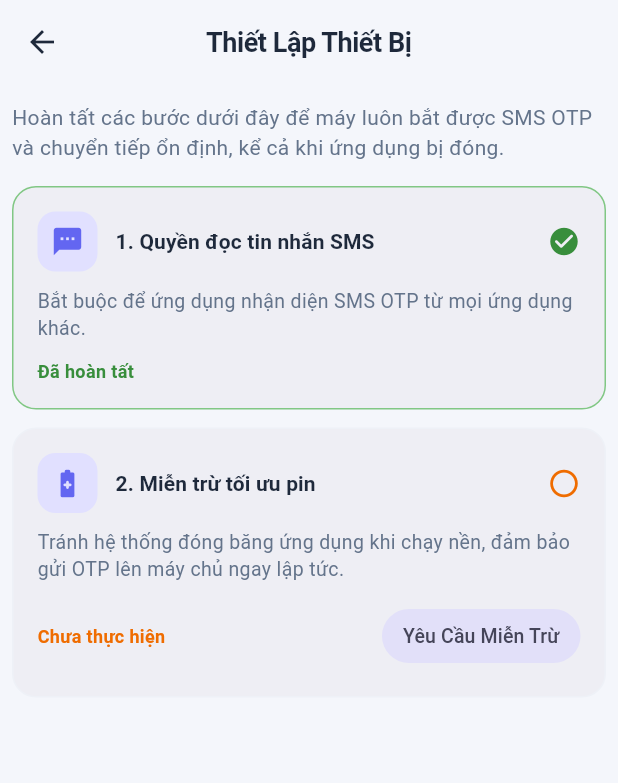
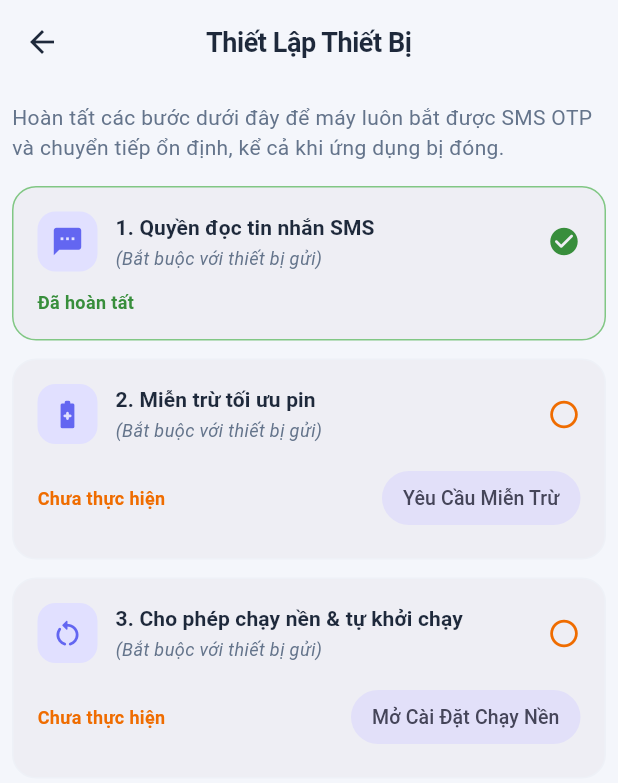
Before and after one commit to vubaochau-coder/sms_navigator, a Flutter app: the screen it shows after launch, after a tap on the "settings" icon, on a phone screen of 412 x 824 dp. Shown: the top 783 px of the screen. Run offline on Flutter 3.47's test engine with Material 3 defaults, Android fonts, the phone set to English and light mode, and no system bars; drawn by our look-alikes of toastification; our stand-ins replace bloc_concurrency, dio, equatable, firebase_analytics, firebase_core, firebase_crashlytics and 8 more; missing offline and left inert: cryptography, mobile_scanner; accounts and stored records are empty; network calls fail.

Commit message:
feat(device): refine checklist UI, add Samsung autostart support, and implement permission prompt dialog

```diff
--- a/lib/features/device/data/services/device_setup_service.dart
+++ b/lib/features/device/data/services/device_setup_service.dart
@@ -14,12 +14,15 @@ abstract class DeviceSetupService {
   Future<bool> openAutostartSettings();
   Future<bool> isAutostartAcknowledged();
   Future<bool> acknowledgeAutostart();
+  Future<bool> shouldPromptSmsPermission();
+  Future<bool> setDontPromptDeviceSetup();
 }
 
 class DeviceSetupServiceImpl implements DeviceSetupService {
   final NativeRelayService nativeRelayService;
 
   static const String _keyAutostartAck = 'device_setup_autostart_ack';
+  static const String _keyDontPrompt = 'device_setup_dont_prompt_dialog';
 
   DeviceSetupServiceImpl({required this.nativeRelayService});
 
@@ -121,4 +124,37 @@ class DeviceSetupServiceImpl implements DeviceSetupService {
       return false;
     }
   }
+
+  @override
+  Future<bool> shouldPromptSmsPermission() async {
+    try {
+      final prefs = await SharedPreferences.getInstance();
+      if (prefs.getBool(_keyDontPrompt) == true) return false;
+
+      final granted = await isSmsPermissionGranted();
+      if (granted) return false;
+
+      final config = await nativeRelayService.getRelayConfig();
+      final pairId = config['pairId']?.toString() ?? '';
+      final isSenderActive = config['isRelayEnabled'] == true && pairId.isNotEmpty;
+      if (isSenderActive) return true;
+
+      final isReceiverPaired =
+          (prefs.getString('receiver_pair_id') ?? '').isNotEmpty;
+      return !isReceiverPaired;
+    } catch (_) {
+      return false;
+    }
+  }
+
+  @override
+  Future<bool> setDontPromptDeviceSetup() async {
+    try {
+      final prefs = await SharedPreferences.getInstance();
+      await prefs.setBool(_keyDontPrompt, true);
+      return true;
+    } catch (_) {
+      return false;
+    }
+  }
 }
--- a/lib/features/device/presentation/bloc/device_setup_bloc.dart
+++ b/lib/features/device/presentation/bloc/device_setup_bloc.dart
@@ -27,6 +27,10 @@ class DeviceSetupBloc extends Bloc<DeviceSetupEvent, DeviceSetupState> {
       _onAutostartAcknowledged,
       transformer: droppable(),
     );
+    on<DeviceSetupDontPromptDismissed>(
+      _onDontPromptDismissed,
+      transformer: droppable(),
+    );
   }
 
   Future<void> _onStarted(
@@ -40,6 +44,7 @@ class DeviceSetupBloc extends Bloc<DeviceSetupEvent, DeviceSetupState> {
       repository.isBatteryOptimizationIgnored(),
       repository.getAggressiveRomInfo(),
       repository.isAutostartAcknowledged(),
+      repository.shouldPromptSmsPermission(),
     ]);
     final romInfo = results[3] as Map<String, dynamic>;
     emit(
@@ -51,6 +56,7 @@ class DeviceSetupBloc extends Bloc<DeviceSetupEvent, DeviceSetupState> {
         isAggressiveRom: romInfo['isAggressive'] == true,
         oemName: romInfo['oem']?.toString(),
         autostartAcknowledged: results[4] as bool,
+        smsPromptNeeded: results[5] as bool,
       ),
     );
   }
@@ -106,4 +112,12 @@ class DeviceSetupBloc extends Bloc<DeviceSetupEvent, DeviceSetupState> {
       emit(state.copyWith(autostartAcknowledged: true));
     }
   }
+
+  Future<void> _onDontPromptDismissed(
+    DeviceSetupDontPromptDismissed event,
+    Emitter<DeviceSetupState> emit,
+  ) async {
+    await repository.setDontPromptDeviceSetup();
+    emit(state.copyWith(smsPromptNeeded: false));
+  }
 }
--- a/lib/features/device/presentation/bloc/device_setup_event.dart
+++ b/lib/features/device/presentation/bloc/device_setup_event.dart
@@ -30,3 +30,7 @@ class DeviceSetupAutostartSettingsOpened extends DeviceSetupEvent {
 class DeviceSetupAutostartAcknowledged extends DeviceSetupEvent {
   const DeviceSetupAutostartAcknowledged();
 }
+
+class DeviceSetupDontPromptDismissed extends DeviceSetupEvent {
+  const DeviceSetupDontPromptDismissed();
+}
--- a/lib/features/device/presentation/bloc/device_setup_state.dart
+++ b/lib/features/device/presentation/bloc/device_setup_state.dart
@@ -9,6 +9,7 @@ class DeviceSetupState extends Equatable {
   final String? oemName;
   final bool autostartScreenOpened;
   final bool autostartAcknowledged;
+  final bool smsPromptNeeded;
 
   const DeviceSetupState({
     this.isLoading = false,
@@ -19,6 +20,7 @@ class DeviceSetupState extends Equatable {
     this.oemName,
     this.autostartScreenOpened = false,
     this.autostartAcknowledged = false,
+    this.smsPromptNeeded = false,
   });
 
   bool get isAllCriticalStepsDone =>
@@ -33,6 +35,7 @@ class DeviceSetupState extends Equatable {
     String? oemName,
     bool? autostartScreenOpened,
     bool? autostartAcknowledged,
+    bool? smsPromptNeeded,
   }) {
     return DeviceSetupState(
       isLoading: isLoading ?? this.isLoading,
@@ -44,6 +47,7 @@ class DeviceSetupState extends Equatable {
       oemName: oemName ?? this.oemName,
       autostartScreenOpened: autostartScreenOpened ?? this.autostartScreenOpened,
       autostartAcknowledged: autostartAcknowledged ?? this.autostartAcknowledged,
+      smsPromptNeeded: smsPromptNeeded ?? this.smsPromptNeeded,
     );
   }
 
@@ -57,5 +61,6 @@ class DeviceSetupState extends Equatable {
     oemName,
     autostartScreenOpened,
     autostartAcknowledged,
+    smsPromptNeeded,
   ];
 }
--- a/lib/features/device/presentation/pages/device_setup_checklist_page.dart
+++ b/lib/features/device/presentation/pages/device_setup_checklist_page.dart
@@ -60,6 +60,8 @@ class _DeviceSetupViewState extends State<_DeviceSetupView>
         return 'Vivo / iQOO (FuntouchOS)';
       case 'huawei':
         return 'Huawei / Honor (EMUI / HarmonyOS)';
+      case 'samsung':
+        return 'Samsung (One UI)';
       default:
         return 'thiết bị của bạn';
     }
@@ -92,8 +94,7 @@ class _DeviceSetupViewState extends State<_DeviceSetupView>
               _SetupStepCard(
                 icon: Icons.sms_rounded,
                 title: '1. Quyền đọc tin nhắn SMS',
-                description:
-                    'Bắt buộc để ứng dụng nhận diện SMS OTP từ mọi ứng dụng khác.',
+                subtitle: '(Bắt buộc với thiết bị gửi)',
                 status: _statusLabel(state.smsPermissionGranted),
                 isDone: state.smsPermissionGranted == true,
                 actionLabel: state.smsPermissionPermanentlyDenied
@@ -110,8 +111,7 @@ class _DeviceSetupViewState extends State<_DeviceSetupView>
               _SetupStepCard(
                 icon: Icons.battery_saver_rounded,
                 title: '2. Miễn trừ tối ưu pin',
-                description:
-                    'Tránh hệ thống đóng băng ứng dụng khi chạy nền, đảm bảo gửi OTP lên máy chủ ngay lập tức.',
+                subtitle: '(Bắt buộc với thiết bị gửi)',
                 status: _statusLabel(state.batteryUnrestricted),
                 isDone: state.batteryUnrestricted == true,
                 actionLabel: 'Yêu Cầu Miễn Trừ',
@@ -121,19 +121,21 @@ class _DeviceSetupViewState extends State<_DeviceSetupView>
                   );
                 },
               ),
-              if (state.isAggressiveRom) ...[
               _SetupStepCard(
                 icon: Icons.restart_alt_rounded,
-                  title: '3. Tự khởi chạy (Autostart) — $_oemDisplayName',
-                  description:
-                      'Bắt buộc trên $_oemDisplayName: cho phép ứng dụng được đánh thức khi có SMS đến dù đã bị đóng. Bật toggle "Tự khởi động / Autostart" cho SMS Navigator trong màn hình tiếp theo, sau đó quay lại đây và xác nhận.',
+                title: state.isAggressiveRom
+                    ? '3. Tự khởi chạy (Autostart) — $_oemDisplayName'
+                    : '3. Cho phép chạy nền & tự khởi chạy',
+                subtitle: '(Bắt buộc với thiết bị gửi)',
                 status: state.autostartAcknowledged
                     ? 'Đã hoàn tất'
                     : (state.autostartScreenOpened
                         ? 'Đang chờ xác nhận'
                         : 'Chưa thực hiện'),
                 isDone: state.autostartAcknowledged,
-                  actionLabel: 'Mở Cài Đặt Autostart',
+                actionLabel: state.isAggressiveRom
+                    ? 'Mở Cài Đặt Autostart'
+                    : 'Mở Cài Đặt Chạy Nền',
                 doneActionLabel: 'Mở Lại Cài Đặt',
                 onAction: () {
                   context.read<DeviceSetupBloc>().add(
@@ -150,7 +152,6 @@ class _DeviceSetupViewState extends State<_DeviceSetupView>
                   );
                 },
               ),
-              ],
               const SizedBox(height: 24),
             ],
           );
@@ -169,7 +170,7 @@ class _SetupStepCard extends StatelessWidget {
   const _SetupStepCard({
     required this.icon,
     required this.title,
-    required this.description,
+    required this.subtitle,
     required this.status,
     required this.isDone,
     required this.actionLabel,
@@ -181,7 +182,7 @@ class _SetupStepCard extends StatelessWidget {
 
   final IconData icon;
   final String title;
-  final String description;
+  final String subtitle;
   final String status;
   final bool? isDone;
   final String? actionLabel;
@@ -226,13 +227,28 @@ class _SetupStepCard extends StatelessWidget {
               ),
               const SizedBox(width: 12),
               Expanded(
-                child: Text(
+                child: Column(
+                  crossAxisAlignment: CrossAxisAlignment.start,
+                  children: [
+                    Text(
                       title,
                       style: theme.textTheme.titleSmall?.copyWith(
                         fontWeight: FontWeight.w700,
                       ),
                     ),
+                    const SizedBox(height: 2),
+                    Text(
+                      subtitle,
+                      style: TextStyle(
+                        fontSize: 12,
+                        fontStyle: FontStyle.italic,
+                        color: colorScheme.onSurfaceVariant,
                       ),
+                    ),
+                  ],
+                ),
+              ),
+              const SizedBox(width: 8),
               Icon(
                 isDone == true
                     ? Icons.check_circle_rounded
@@ -247,15 +263,6 @@ class _SetupStepCard extends StatelessWidget {
                         : pendingColor),
               ),
             ],
-          ),
-          const SizedBox(height: 10),
-          Text(
-            description,
-            style: TextStyle(
-              fontSize: 13,
-              height: 1.4,
-              color: colorScheme.onSurfaceVariant,
-            ),
           ),
           const SizedBox(height: 12),
           Row(
@@ -295,16 +302,15 @@ class _SetupStepCard extends StatelessWidget {
                   child: Text(actionLabel!, style: const TextStyle(fontSize: 13)),
                 ),
               if (doneActionLabel != null && isDone == true)
-                TextButton.icon(
+                FilledButton.tonal(
                   onPressed: onAction,
-                  icon: const Icon(Icons.open_in_new_rounded, size: 16),
-                  label: Text(
+                  style: FilledButton.styleFrom(
+                    padding: const EdgeInsets.symmetric(horizontal: 14),
+                    minimumSize: const Size(0, 36),
+                  ),
+                  child: Text(
                     doneActionLabel!,
                     style: const TextStyle(fontSize: 13),
-                  ),
-                  style: TextButton.styleFrom(
-                    padding: const EdgeInsets.symmetric(horizontal: 10),
-                    minimumSize: const Size(0, 36),
                   ),
                 ),
             ],
--- a/lib/features/home/presentation/pages/main_navigation_page.dart
+++ b/lib/features/home/presentation/pages/main_navigation_page.dart
@@ -1,19 +1,52 @@
 import 'package:flutter/material.dart';
+import 'package:flutter_bloc/flutter_bloc.dart';
 
 import '../../../../core/extensions/context_extensions.dart';
+import '../../../device/data/repositories/device_setup_repository.dart';
+import '../../../device/presentation/bloc/device_setup_bloc.dart';
+import '../../../device/presentation/bloc/device_setup_event.dart';
+import '../../../device/presentation/bloc/device_setup_state.dart';
+import '../../../device/presentation/dialogs/sms_permission_prompt_dialog.dart';
 import '../../../otp_list/presentation/pages/otp_list_page.dart';
 import '../../../pairing/presentation/pages/pairing_hub_page.dart';
 import '../../../pairing/presentation/pages/qr_scan_page.dart';
 
-class MainNavigationPage extends StatefulWidget {
+class MainNavigationPage extends StatelessWidget {
   const MainNavigationPage({super.key});
 
   @override
-  State<MainNavigationPage> createState() => _MainNavigationPageState();
+  Widget build(BuildContext context) {
+    return BlocProvider(
+      create: (_) =>
+          DeviceSetupBloc(repository: context.read<DeviceSetupRepository>())
+            ..add(const DeviceSetupStarted()),
+      child: const _MainNavigationView(),
+    );
+  }
 }
 
-class _MainNavigationPageState extends State<MainNavigationPage> {
+class _MainNavigationView extends StatefulWidget {
+  const _MainNavigationView();
+
+  @override
+  State<_MainNavigationView> createState() => _MainNavigationViewState();
+}
+
+class _MainNavigationViewState extends State<_MainNavigationView> {
   int _selectedIndex = 0;
+  bool _smsPromptShown = false;
+
+  void _maybeShowSmsPermissionPrompt(DeviceSetupState state) {
+    if (_smsPromptShown) return;
+    if (state.isLoading) return;
+    if (!state.smsPromptNeeded) return;
+    if (state.smsPermissionGranted != false) return;
+    _smsPromptShown = true;
+    showSmsPermissionPromptDialog(
+      context,
+      permanentlyDenied: state.smsPermissionPermanentlyDenied,
+    );
+  }
 
   void _selectTab(int index) {
     if (index == _selectedIndex) return;
@@ -30,7 +63,13 @@ class _MainNavigationPageState extends State<MainNavigationPage> {
   Widget build(BuildContext context) {
     final l10n = context.l10n;
     final colorScheme = Theme.of(context).colorScheme;
-    return Scaffold(
+    return BlocListener<DeviceSetupBloc, DeviceSetupState>(
+      listener: (context, state) {
+        WidgetsBinding.instance.addPostFrameCallback((_) {
+          if (mounted) _maybeShowSmsPermissionPrompt(state);
+        });
+      },
+      child: Scaffold(
       body: IndexedStack(
         index: _selectedIndex,
         children: [
@@ -87,6 +126,7 @@ class _MainNavigationPageState extends State<MainNavigationPage> {
           ),
         ),
       ),
+      ),
     );
   }
 }
--- a/lib/features/pairing/presentation/pages/pairing_sender_page.dart
+++ b/lib/features/pairing/presentation/pages/pairing_sender_page.dart
@@ -6,6 +6,7 @@ import '../../../device/data/repositories/device_setup_repository.dart';
 import '../../../device/presentation/bloc/device_setup_bloc.dart';
 import '../../../device/presentation/bloc/device_setup_event.dart';
 import '../../../device/presentation/bloc/device_setup_state.dart';
+import '../../../device/presentation/dialogs/sms_permission_prompt_dialog.dart';
 import '../bloc/pairing_bloc.dart';
 import '../bloc/pairing_event.dart';
 import '../bloc/pairing_state.dart';
@@ -40,38 +41,9 @@ class _PairingSenderViewState extends State<_PairingSenderView> {
     if (state.isLoading) return;
     if (state.smsPermissionGranted != false) return;
     _permissionPromptShown = true;
-    showDialog<void>(
-      context: context,
-      barrierDismissible: false,
-      builder: (dialogContext) {
-        return AlertDialog(
-          title: const Text('Cần quyền đọc SMS'),
-          content: const Text(
-            'Để máy này nhận diện và chuyển tiếp SMS OTP từ mọi ứng dụng khác, '
-            'SMS Navigator cần quyền đọc tin nhắn. Bạn có thể cấp ngay bây giờ.',
-            style: TextStyle(height: 1.4),
-          ),
-          actions: [
-            TextButton(
-              onPressed: () => Navigator.of(dialogContext).pop(),
-              child: const Text('Để Sau'),
-            ),
-            FilledButton(
-              onPressed: () {
-                Navigator.of(dialogContext).pop();
-                context.read<DeviceSetupBloc>().add(
-                  state.smsPermissionPermanentlyDenied
-                      ? const DeviceSetupAppSettingsOpened()
-                      : const DeviceSetupSmsPermissionRequested(),
-                );
-              },
-              child: Text(state.smsPermissionPermanentlyDenied
-                  ? 'Mở Cài Đặt'
-                  : 'Cấp Quyền Ngay'),
-            ),
-          ],
-        );
-      },
+    showSmsPermissionPromptDialog(
+      context,
+      permanentlyDenied: state.smsPermissionPermanentlyDenied,
     );
   }
 
--- a/pubspec.yaml
+++ b/pubspec.yaml
@@ -16,7 +16,7 @@ publish_to: 'none' # Remove this line if you wish to publish to pub.dev
 # https://developer.apple.com/library/archive/documentation/General/Reference/InfoPlistKeyReference/Articles/CoreFoundationKeys.html
 # In Windows, build-name is used as the major, minor, and patch parts
 # of the product and file versions while build-number is used as the build suffix.
-version: 0.0.1+2
+version: 0.0.1+3
 
 environment:
   sdk: ^3.10.7
```
Also changed, not shown: lib/features/device/data/repositories/device_setup_repository.dart (+10 -0 lines), lib/features/device/presentation/dialogs/sms_permission_prompt_dialog.dart (added, +47 -0 lines), lib/features/pairing/presentation/widgets/paired_receiver_card.dart (+11 -7 lines), lib/features/pairing/presentation/widgets/paired_sender_card.dart (+4 -4 lines), 3 other files. Lines whose indentation alone changed are shown as unchanged.
